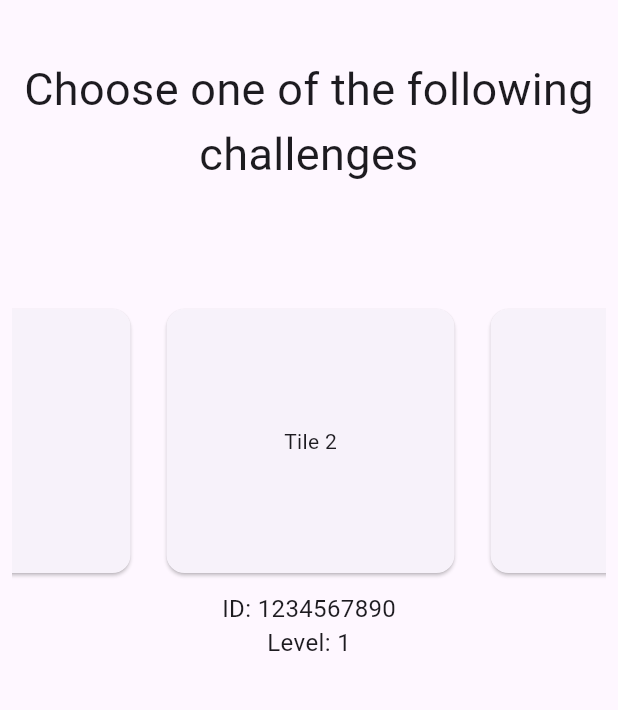
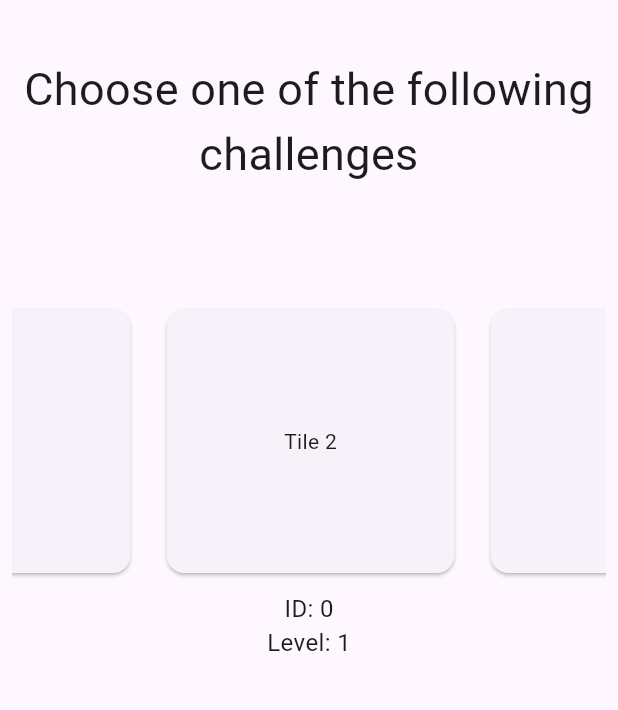
Before and after one commit to basselnseir/stepit, a Flutter app: the HomePage screen opened directly, on a phone screen of 412 x 824 dp, the part 84-794 px from its top. Run offline on Flutter 3.47's test engine with Material 3 defaults, Android fonts, the phone set to English and light mode, and no system bars; our stand-ins replace cloud_firestore, firebase_analytics, firebase_core, firebase_storage, image_picker, pedometer and 2 more; missing offline and left inert: workmanager; accounts and stored records are empty.

Commit message:
fixed id

```diff
--- a/lib/main.dart
+++ b/lib/main.dart
@@ -12,6 +12,7 @@ void main() async {
   );
   SharedPreferences prefs = await SharedPreferences.getInstance();
   bool isFirstTime = prefs.getBool('first_time') ?? true;
+  //bool isFirstTime = true;
 
   runApp(MyApp(isFirstTime: isFirstTime));
 }
--- a/lib/pages/homepage.dart
+++ b/lib/pages/homepage.dart
@@ -1,7 +1,29 @@
 import 'package:flutter/material.dart';
+import 'package:shared_preferences/shared_preferences.dart';
 
-class HomePage extends StatelessWidget {
+
+class HomePage extends StatefulWidget {
+  @override
+  _HomePageState createState() => _HomePageState();
+}
+
+
+class _HomePageState extends State<HomePage> {
   final ScrollController _scrollController = ScrollController();
+  int _uniqueNumber = 0;
+
+  @override
+  void initState() {
+    super.initState();
+    _loadUniqueNumber();
+  }
+
+  _loadUniqueNumber() async {
+    SharedPreferences prefs = await SharedPreferences.getInstance();
+    setState(() {
+      _uniqueNumber = prefs.getInt('uniqueNumber') ?? 0;
+    });
+  }
 
   @override
   Widget build(BuildContext context) {
@@ -59,11 +81,12 @@ class HomePage extends StatelessWidget {
                 },
               ),
             ),
+
             Text(
-              'ID: 1234567890',
-              style: TextStyle(fontSize: 16),
+              'ID: $_uniqueNumber',
+              style: const TextStyle(fontSize: 16),
             ),
-            Text(
+            const Text(
               'Level: 1',
               style: TextStyle(fontSize: 16),
             ),
```
Also changed, not shown: pubspec.lock.
